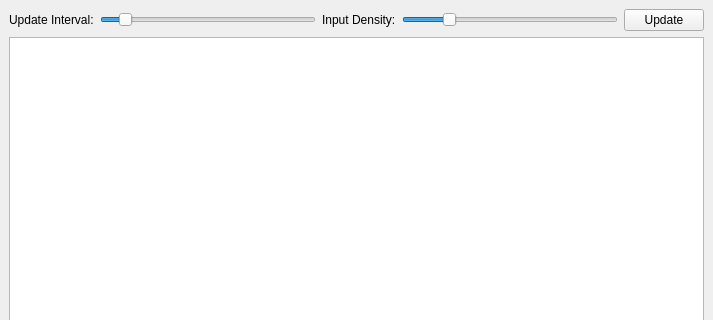
First picture: the form in mainwindow.ui, repository dutchgold92/TrafficSim, before the edit; both pictures show x 0 to 713 and y 0 to 320 of the 713 by 700 pixel window.
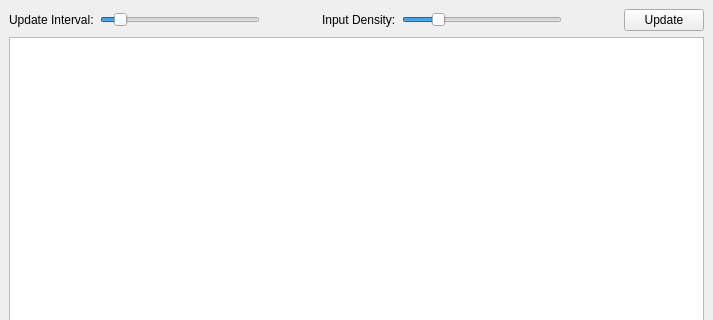
Second picture: the form after the edit.

Commit message: slider value displays

```diff
--- a/mainwindow.ui
+++ b/mainwindow.ui
@@ -58,6 +58,19 @@
         </property>
        </widget>
       </item>
+      <item>
+       <widget class="QLabel" name="updateIntervalValueLabel">
+        <property name="minimumSize">
+         <size>
+          <width>50</width>
+          <height>20</height>
+         </size>
+        </property>
+        <property name="text">
+         <string/>
+        </property>
+       </widget>
+      </item>
       <item>
        <widget class="QLabel" name="updateTrafficDensityLabel">
         <property name="text">
@@ -82,6 +95,28 @@
         <property name="orientation">
          <enum>Qt::Horizontal</enum>
         </property>
+        <property name="tickPosition">
+         <enum>QSlider::NoTicks</enum>
+        </property>
+       </widget>
+      </item>
+      <item>
+       <widget class="QLabel" name="densityInputValueLabel">
+        <property name="sizePolicy">
+         <sizepolicy hsizetype="Preferred" vsizetype="Preferred">
+          <horstretch>0</horstretch>
+          <verstretch>0</verstretch>
+         </sizepolicy>
+        </property>
+        <property name="minimumSize">
+         <size>
+          <width>50</width>
+          <height>20</height>
+         </size>
+        </property>
+        <property name="text">
+         <string/>
+        </property>
        </widget>
       </item>
       <item>
```
Left out of the diff: 8 changed lines with no effect on the pictures. The commit also changes 6 other files.
